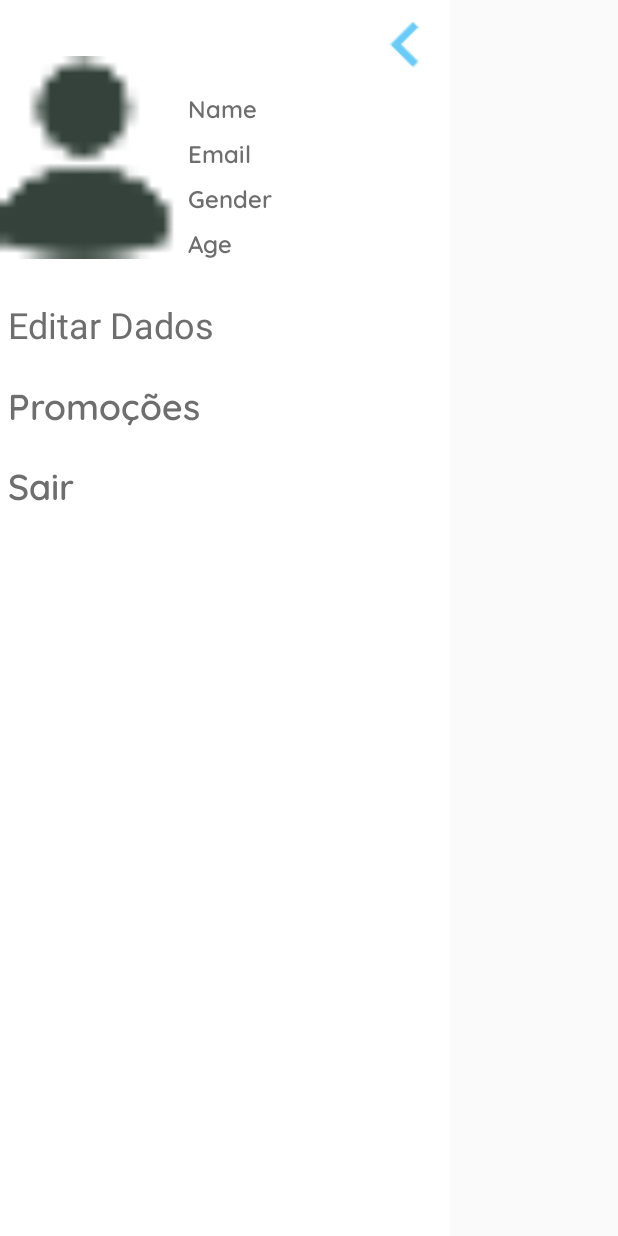
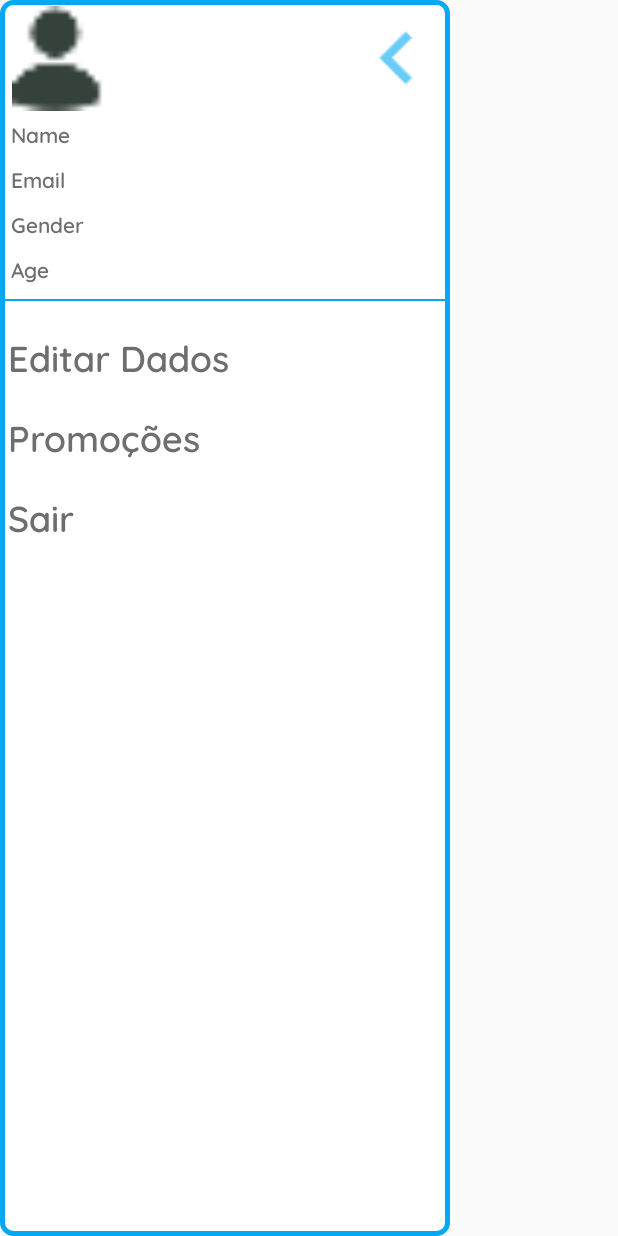
Before and after one commit to nomadwork/mobile-nomadwork, an Android app: the layout fragment_user_menu.xml on its own in the app's theme, with its tools: preview values and no code run, on a phone screen of 412 x 824 dp. Run offline under Robolectric (Android 15) with nearby library versions, the phone set to English and light mode, and no system bars.

Commit message:
Refactoring: change layout user menu;

```diff
--- a/app/src/main/res/layout/fragment_user_menu.xml
+++ b/app/src/main/res/layout/fragment_user_menu.xml
@@ -10,7 +10,7 @@
             android:id="@+id/menu_base_layout"
             android:layout_width="match_parent"
             android:layout_height="match_parent"
-            android:background="#FFFFFF"
+            android:background="@drawable/login_edit_text"
             android:clickable="true"
             android:orientation="vertical">
 
@@ -21,24 +21,30 @@
 
             <ImageView
                     android:id="@+id/user_menu_photo"
-                    android:layout_width="120dp"
-                    android:layout_height="150dp"
-                    android:layout_marginTop="30dp"
+                    android:layout_width="70dp"
+                    android:layout_height="70dp"
+                    android:layout_marginLeft="4dp"
+                    android:layout_marginTop="4dp"
                     android:src="@drawable/usuario" />
+
+            <Button
+                    android:id="@+id/back_menu_button"
+                    android:layout_width="70dp"
+                    android:layout_height="70dp"
+                    android:layout_marginLeft="155dp"
+                    android:layout_marginTop="4dp"
+                    android:layout_marginRight="2dp"
+                    android:background="@drawable/ic_arrow_back"
+                    android:backgroundTint="@color/colorAccent"
+                    android:rotation="90" />
+        </LinearLayout>
 
         <LinearLayout
                 android:layout_width="match_parent"
-                    android:layout_height="180dp"
+                android:layout_height="wrap_content"
+                android:layout_marginLeft="2dp"
+                android:layout_marginTop="5dp"
                 android:orientation="vertical">
-
-                <Button
-                        android:id="@+id/back_menu_button"
-                        android:layout_width="60dp"
-                        android:layout_height="60dp"
-                        android:layout_gravity="end"
-                        android:background="@drawable/ic_arrow_back"
-                        android:backgroundTint="@color/colorAccent"
-                        android:rotation="90" />
 
             <TextView
                     android:id="@+id/user_menu_name"
@@ -48,7 +54,7 @@
                     android:fontFamily="@font/quicksandsemibold"
                     android:text="Name"
                     android:textColor="@color/dark_gray"
-                        android:textSize="16sp" />
+                    android:textSize="14sp" />
 
             <TextView
                     android:id="@+id/user_menu_email"
@@ -58,7 +64,7 @@
                     android:fontFamily="@font/quicksandsemibold"
                     android:text="Email"
                     android:textColor="@color/dark_gray"
-                        android:textSize="16sp" />
+                    android:textSize="14sp" />
 
             <TextView
                     android:id="@+id/user_menu_gender"
@@ -68,7 +74,7 @@
                     android:fontFamily="@font/quicksandsemibold"
                     android:text="Gender"
                     android:textColor="@color/dark_gray"
-                        android:textSize="16sp" />
+                    android:textSize="14sp" />
 
             <TextView
                     android:id="@+id/user_menu_age"
@@ -78,9 +84,14 @@
                     android:fontFamily="@font/quicksandsemibold"
                     android:text="Age"
                     android:textColor="@color/dark_gray"
-                        android:textSize="16sp" />
+                    android:textSize="14sp" />
         </LinearLayout>
-        </LinearLayout>
+
+        <View
+                android:id="@+id/divider"
+                android:layout_width="match_parent"
+                android:layout_height="1dp"
+                android:background="@color/colorAccent" />
 
         <TextView
                 android:id="@+id/user_menu_edit"
@@ -88,6 +99,7 @@
                 android:layout_height="wrap_content"
                 android:layout_marginLeft="5dp"
                 android:layout_marginTop="20dp"
+                android:fontFamily="@font/quicksandsemibold"
                 android:text="Editar Dados"
                 android:textColor="@color/dark_gray"
                 android:textSize="24sp" />
```
Lines whose indentation alone changed are shown as unchanged.
